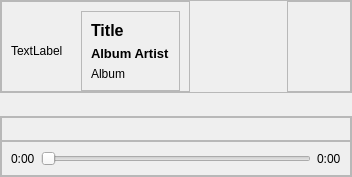
Old version of the form src/miniplayer.ui in the repository Gearlux/GDeskTunes.
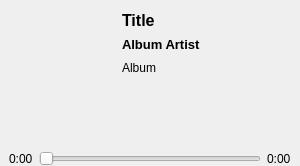
New version of the form. Icons and pictures are not drawn. Custom widgets are drawn as their Qt base class.

```diff
--- a/src/miniplayer.ui
+++ b/src/miniplayer.ui
@@ -6,14 +6,14 @@
    <rect>
     <x>0</x>
     <y>0</y>
-    <width>352</width>
-    <height>177</height>
+    <width>300</width>
+    <height>166</height>
    </rect>
   </property>
   <property name="maximumSize">
    <size>
-    <width>352</width>
-    <height>212</height>
+    <width>500</width>
+    <height>500</height>
    </size>
   </property>
   <property name="windowTitle">
@@ -44,12 +44,15 @@
    <item>
     <widget class="QFrame" name="top_row">
      <property name="frameShape">
-      <enum>QFrame::StyledPanel</enum>
+      <enum>QFrame::NoFrame</enum>
      </property>
      <property name="frameShadow">
       <enum>QFrame::Raised</enum>
      </property>
      <layout class="QHBoxLayout" name="horizontalLayout">
+      <property name="spacing">
+       <number>0</number>
+      </property>
       <property name="leftMargin">
        <number>0</number>
       </property>
@@ -65,12 +68,18 @@
       <item>
        <widget class="QFrame" name="frame_5">
         <property name="frameShape">
-         <enum>QFrame::StyledPanel</enum>
+         <enum>QFrame::NoFrame</enum>
         </property>
         <property name="frameShadow">
          <enum>QFrame::Raised</enum>
         </property>
         <layout class="QHBoxLayout" name="horizontalLayout_4">
+         <property name="spacing">
+          <number>0</number>
+         </property>
+         <property name="topMargin">
+          <number>0</number>
+         </property>
          <property name="bottomMargin">
           <number>0</number>
          </property>
@@ -78,21 +87,34 @@
           <widget class="QLabel" name="album_art">
            <property name="minimumSize">
             <size>
-             <width>64</width>
-             <height>64</height>
-            </size>
-           </property>
-           <property name="maximumSize">
-            <size>
              <width>88</width>
              <height>88</height>
             </size>
            </property>
+           <property name="maximumSize">
+            <size>
+             <width>1024</width>
+             <height>1024</height>
+            </size>
+           </property>
            <property name="text">
-            <string>TextLabel</string>
+            <string/>
            </property>
           </widget>
          </item>
+         <item>
+          <spacer name="horizontalSpacer_2">
+           <property name="orientation">
+            <enum>Qt::Horizontal</enum>
+           </property>
+           <property name="sizeHint" stdset="0">
+            <size>
+             <width>40</width>
+             <height>20</height>
+            </size>
+           </property>
+          </spacer>
+         </item>
          <item>
           <widget class="QFrame" name="song_info">
            <property name="maximumSize">
@@ -102,12 +124,18 @@
             </size>
            </property>
            <property name="frameShape">
-            <enum>QFrame::StyledPanel</enum>
+            <enum>QFrame::NoFrame</enum>
            </property>
            <property name="frameShadow">
             <enum>QFrame::Raised</enum>
            </property>
+           <property name="lineWidth">
+            <number>0</number>
+           </property>
            <layout class="QVBoxLayout" name="verticalLayout">
+            <property name="spacing">
+             <number>0</number>
+            </property>
             <item>
              <widget class="QLabel" name="title">
               <property name="font">
@@ -171,20 +199,32 @@
          </size>
         </property>
         <property name="frameShape">
-         <enum>QFrame::StyledPanel</enum>
+         <enum>QFrame::NoFrame</enum>
         </property>
         <property name="frameShadow">
          <enum>QFrame::Raised</enum>
         </property>
-        <layout class="QGridLayout" name="gridLayout" rowstretch="0,1,1,2" columnstretch="0,0">
+        <layout class="QGridLayout" name="gridLayout" rowstretch="0,1,1,0" columnstretch="0,0,0">
          <property name="topMargin">
           <number>0</number>
          </property>
          <property name="rightMargin">
           <number>0</number>
          </property>
-         <item row="1" column="0">
+         <property name="bottomMargin">
+          <number>0</number>
+         </property>
+         <property name="spacing">
+          <number>0</number>
+         </property>
+         <item row="2" column="0">
           <widget class="QPushButton" name="thumbs_up">
+           <property name="maximumSize">
+            <size>
+             <width>32</width>
+             <height>32</height>
+            </size>
+           </property>
            <property name="text">
             <string/>
            </property>
@@ -198,13 +238,22 @@
              <height>32</height>
             </size>
            </property>
+           <property name="default">
+            <bool>false</bool>
+           </property>
            <property name="flat">
             <bool>true</bool>
            </property>
           </widget>
          </item>
-         <item row="2" column="0">
+         <item row="3" column="0">
           <widget class="QPushButton" name="thumbs_down">
+           <property name="maximumSize">
+            <size>
+             <width>32</width>
+             <height>32</height>
+            </size>
+           </property>
            <property name="text">
             <string/>
            </property>
@@ -223,8 +272,14 @@
            </property>
           </widget>
          </item>
-         <item row="0" column="1">
+         <item row="1" column="0">
           <widget class="QPushButton" name="maximize">
+           <property name="maximumSize">
+            <size>
+             <width>25</width>
+             <height>32</height>
+            </size>
+           </property>
            <property name="text">
             <string/>
            </property>
@@ -237,6 +292,20 @@
            </property>
           </widget>
          </item>
+         <item row="1" column="1">
+          <widget class="QPushButton" name="close">
+           <property name="text">
+            <string/>
+           </property>
+           <property name="icon">
+            <iconset resource="../gdesktunes.qrc">
+             <normaloff>:/icons/8x8/1415314633_circle_close_delete.png</normaloff>:/icons/8x8/1415314633_circle_close_delete.png</iconset>
+           </property>
+           <property name="flat">
+            <bool>true</bool>
+           </property>
+          </widget>
+         </item>
         </layout>
        </widget>
       </item>
@@ -260,12 +329,12 @@
     <widget class="QFrame" name="control_frame">
      <property name="maximumSize">
       <size>
-       <width>352</width>
-       <height>83</height>
+       <width>1024</width>
+       <height>1024</height>
       </size>
      </property>
      <property name="frameShape">
-      <enum>QFrame::StyledPanel</enum>
+      <enum>QFrame::NoFrame</enum>
      </property>
      <property name="frameShadow">
       <enum>QFrame::Raised</enum>
@@ -289,7 +358,7 @@
       <item>
        <widget class="QFrame" name="button_frame">
         <property name="frameShape">
-         <enum>QFrame::StyledPanel</enum>
+         <enum>QFrame::NoFrame</enum>
         </property>
         <property name="frameShadow">
          <enum>QFrame::Raised</enum>
@@ -312,6 +381,12 @@
          </property>
          <item>
           <widget class="QPushButton" name="repeat">
+           <property name="maximumSize">
+            <size>
+             <width>32</width>
+             <height>16777215</height>
+            </size>
+           </property>
            <property name="text">
             <string/>
            </property>
@@ -332,6 +407,12 @@
          </item>
          <item>
           <widget class="QPushButton" name="previous">
+           <property name="maximumSize">
+            <size>
+             <width>32</width>
+             <height>16777215</height>
+            </size>
+           </property>
            <property name="text">
             <string/>
            </property>
@@ -352,6 +433,12 @@
          </item>
          <item>
           <widget class="QPushButton" name="play">
+           <property name="maximumSize">
+            <size>
+             <width>32</width>
+             <height>16777215</height>
+            </size>
+           </property>
            <property name="text">
             <string/>
            </property>
@@ -372,6 +459,12 @@
          </item>
          <item>
           <widget class="QPushButton" name="next">
+           <property name="maximumSize">
+            <size>
+             <width>32</width>
+             <height>16777215</height>
+            </size>
+           </property>
            <property name="text">
             <string/>
            </property>
@@ -392,6 +485,12 @@
          </item>
          <item>
           <widget class="QPushButton" name="shuffle">
+           <property name="maximumSize">
+            <size>
+             <width>32</width>
+             <height>16777215</height>
+            </size>
+           </property>
            <property name="text">
             <string/>
            </property>
@@ -416,12 +515,18 @@
       <item>
        <widget class="QFrame" name="frame_4">
         <property name="frameShape">
-         <enum>QFrame::StyledPanel</enum>
+         <enum>QFrame::NoFrame</enum>
         </property>
         <property name="frameShadow">
          <enum>QFrame::Raised</enum>
         </property>
         <layout class="QHBoxLayout" name="horizontalLayout_3">
+         <property name="topMargin">
+          <number>0</number>
+         </property>
+         <property name="bottomMargin">
+          <number>0</number>
+         </property>
          <item>
           <widget class="QLabel" name="current">
            <property name="text">
@@ -456,6 +561,16 @@
   <zorder>button_frame</zorder>
   <zorder>verticalSpacer</zorder>
  </widget>
+ <customwidgets>
+  <customwidget>
+   <class>ArtLabel</class>
+   <extends>QLabel</extends>
+   <header>artlabel.h</header>
+   <slots>
+    <signal>clicked()</signal>
+   </slots>
+  </customwidget>
+ </customwidgets>
  <resources>
   <include location="../gdesktunes.qrc"/>
  </resources>
```
Left out of the diff: 67 changed lines with no effect on the pictures.
